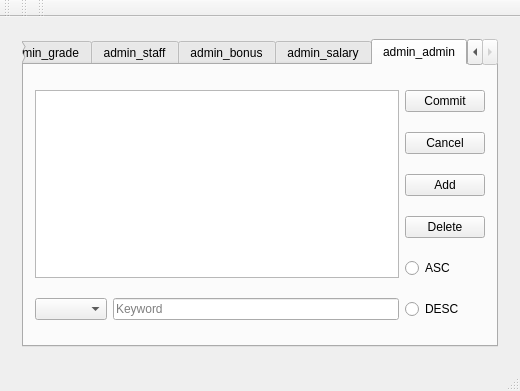
Old version of the form mysalary.ui in the repository Preffer/MySalary.
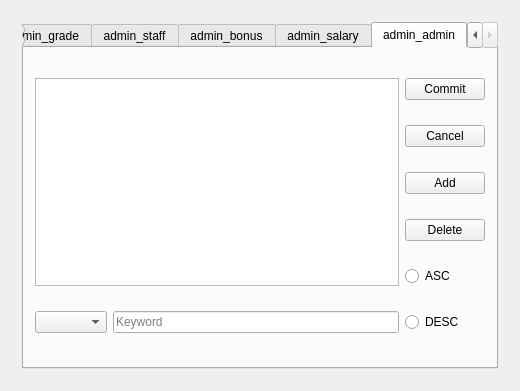
New version of the form. Icons and pictures are not drawn.

Commit message: build on windows

```diff
--- a/mysalary.ui
+++ b/mysalary.ui
@@ -593,37 +593,6 @@
     </rect>
    </property>
   </widget>
-  <widget class="QToolBar" name="mainToolBar">
-   <attribute name="toolBarArea">
-    <enum>TopToolBarArea</enum>
-   </attribute>
-   <attribute name="toolBarBreak">
-    <bool>false</bool>
-   </attribute>
-  </widget>
-  <widget class="QStatusBar" name="statusBar"/>
-  <widget class="QToolBar" name="toolBar">
-   <property name="windowTitle">
-    <string>toolBar</string>
-   </property>
-   <attribute name="toolBarArea">
-    <enum>TopToolBarArea</enum>
-   </attribute>
-   <attribute name="toolBarBreak">
-    <bool>false</bool>
-   </attribute>
-  </widget>
-  <widget class="QToolBar" name="toolBar_2">
-   <property name="windowTitle">
-    <string>toolBar_2</string>
-   </property>
-   <attribute name="toolBarArea">
-    <enum>TopToolBarArea</enum>
-   </attribute>
-   <attribute name="toolBarBreak">
-    <bool>false</bool>
-   </attribute>
-  </widget>
  </widget>
  <layoutdefault spacing="6" margin="11"/>
  <resources>
```
Left out of the diff: 2 changed lines with no effect on the pictures. The commit also changes 2 other files.
